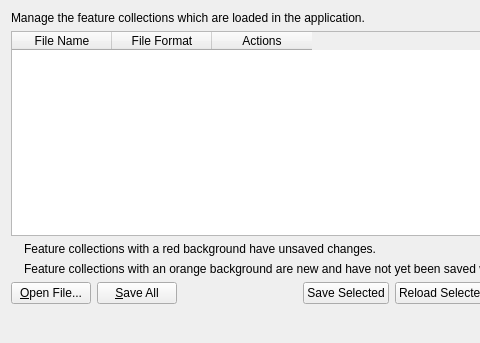
This is src/qt-widgets/ManageFeatureCollectionsDialogUi.ui in GPlates/GPlates as Qt 5 draws it before an edit; both pictures show x 0 to 480 and y 0 to 343 of the 712 by 343 pixel window. The edited form follows.
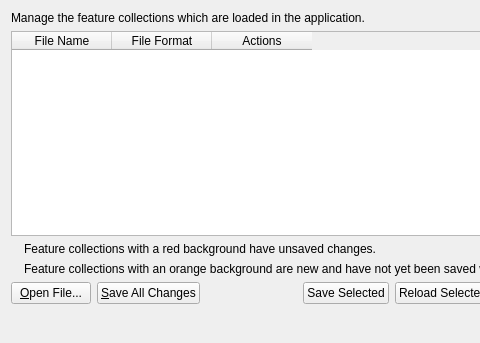
This is the edited form. Icons and pictures are not drawn.

Commit message: (trunk) Save only modified files when Save All button clicked in ManageFeatureCollectionsDialog. Also renamed to Save All Changes.

What changed in the file:
```diff
--- a/src/qt-widgets/ManageFeatureCollectionsDialogUi.ui
+++ b/src/qt-widgets/ManageFeatureCollectionsDialogUi.ui
@@ -149,7 +149,7 @@
         <string>Save all modified feature collections that have a filename</string>
        </property>
        <property name="text">
-        <string>&amp;Save All</string>
+        <string>&amp;Save All Changes</string>
        </property>
        <property name="autoDefault">
         <bool>true</bool>
```
Left out of the diff: 5 changed lines with no effect on the pictures. The commit also changes 4 other files.
